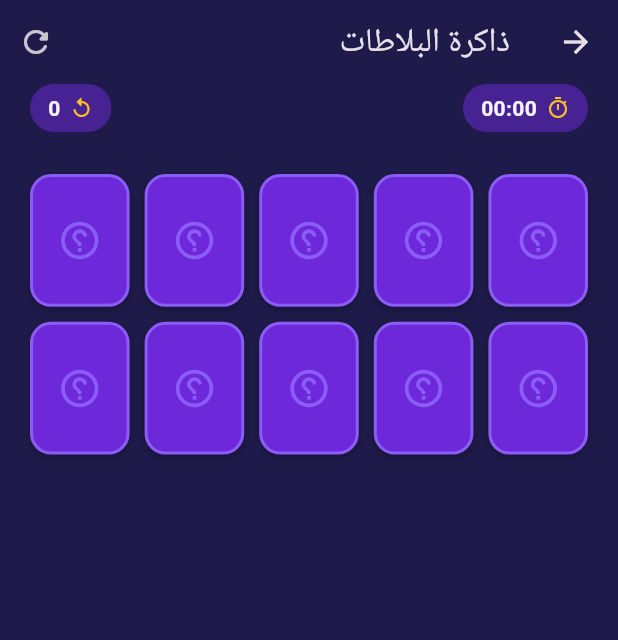
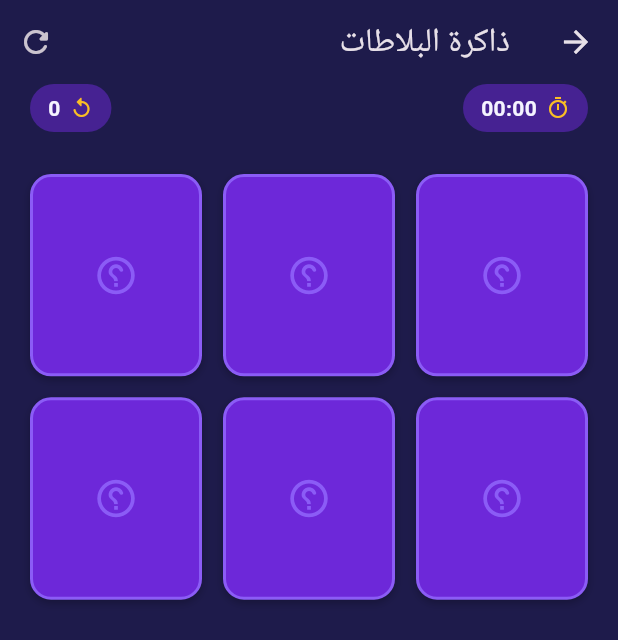
Before and after one commit to elitesmile/Hadi, a Flutter app: the screen it shows after launch, after a tap on "ابدأ اللعب", on a phone screen of 412 x 824 dp. Shown: the top 640 px of the screen. Run offline on Flutter 3.47's test engine with Material 3 defaults, Android fonts, the phone set to English and light mode, and no system bars; our stand-ins replace shared_preferences.

Commit message:
تقليل عدد البلاطات إلى 6 (3 أزواج) بناءً على طلب المستخدم
- kPairsCount من 5 إلى 3، وتحديث شبكة العرض إلى 3 أعمدة × 2 صف.
- تحديث نص شاشة البداية والاختبارات والتوثيق ليعكس 6 بلاطات/3 أزواج.

Co-Authored-By: Claude Sonnet 5 <noreply@anthropic.com>
Claude-Session: https://claude.ai/code/session_01KwLt8VybvjveTnR937PVxa

```diff
--- a/lib/screens/game_screen.dart
+++ b/lib/screens/game_screen.dart
@@ -8,8 +8,8 @@ import '../models/tile_model.dart';
 import '../theme/app_colors.dart';
 import '../widgets/memory_tile.dart';
 
-/// مجموعة الرموز المتاحة (فواكه، حيوانات، أشكال). تُختار 5 منها عشوائيًا
-/// في كل جولة لتكوين 5 أزواج = 10 بلاطات.
+/// مجموعة الرموز المتاحة (فواكه، حيوانات، أشكال). تُختار 3 منها عشوائيًا
+/// في كل جولة لتكوين 3 أزواج = 6 بلاطات.
 const List<String> _emojiPool = [
   // فواكه
   '🍎', '🍌', '🍇', '🍉', '🍓', '🍍', '🥝', '🍑',
@@ -19,7 +19,7 @@ const List<String> _emojiPool = [
   '⭐', '❤️', '🔵', '🟩', '🔶', '🍀',
 ];
 
-const int kPairsCount = 5;
+const int kPairsCount = 3;
 const _mismatchPauseMs = 700;
 const _matchPauseMs = 350;
 const _prefsBestTimeKey = 'best_time_ms';
@@ -290,10 +290,10 @@ class _GameScreenState extends State<GameScreen> {
       child: GridView.builder(
         itemCount: _tiles.length,
         gridDelegate: const SliverGridDelegateWithFixedCrossAxisCount(
-          crossAxisCount: 5,
-          crossAxisSpacing: 10,
-          mainAxisSpacing: 10,
-          childAspectRatio: 0.75,
+          crossAxisCount: 3,
+          crossAxisSpacing: 14,
+          mainAxisSpacing: 14,
+          childAspectRatio: 0.85,
         ),
         itemBuilder: (context, index) {
           final tile = _tiles[index];
--- a/lib/screens/home_screen.dart
+++ b/lib/screens/home_screen.dart
@@ -36,7 +36,7 @@ class HomeScreen extends StatelessWidget {
                     borderRadius: BorderRadius.circular(16),
                   ),
                   child: const Text(
-                    '10 بلاطات مقلوبة تخفي 5 أزواج متشابهة.\n'
+                    '6 بلاطات مقلوبة تخفي 3 أزواج متشابهة.\n'
                     'اختر بلاطتين في كل مرة، وإذا لم تتطابقا فستُعاد اللعبة من جديد!\n'
                     'حاول إنهاء اللعبة بأقل عدد من المحاولات وأسرع وقت ممكن.',
                     textAlign: TextAlign.center,
```
Also changed, not shown: 3 other files.
